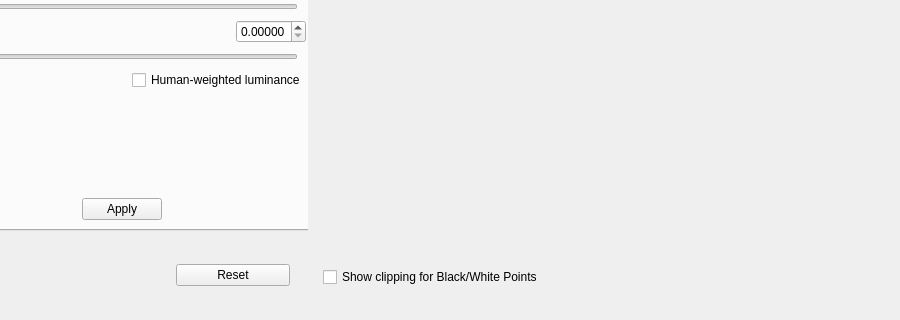
deepskystacker/DSS, file DeepSkyStacker/ui/ProcessingControls.ui: the form before one commit; both pictures show x 93 to 993 and y 98 to 418 of the 993 by 418 pixel window.
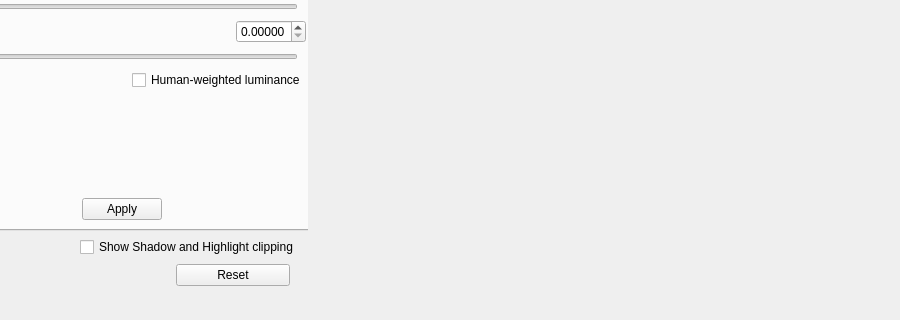
The form after the commit. Icons and pictures are not drawn.

Commit message: Move location of the clipping check-box

```diff
--- a/DeepSkyStacker/ui/ProcessingControls.ui
+++ b/DeepSkyStacker/ui/ProcessingControls.ui
@@ -497,6 +497,16 @@
           </property>
          </spacer>
         </item>
+        <item>
+         <widget class="QCheckBox" name="showClipping">
+          <property name="toolTip">
+           <string>Show pixels below the Black Level as blue and pixels above the White Level as red.</string>
+          </property>
+          <property name="text">
+           <string>Show Shadow and Highlight clipping</string>
+          </property>
+         </widget>
+        </item>
        </layout>
       </item>
       <item>
@@ -568,34 +578,6 @@
     </widget>
    </item>
    <item>
-    <widget class="QWidget" name="widget_2" native="true">
-     <property name="minimumSize">
-      <size>
-       <width>460</width>
-       <height>370</height>
-      </size>
-     </property>
-     <property name="maximumSize">
-      <size>
-       <width>460</width>
-       <height>370</height>
-      </size>
-     </property>
-     <layout class="QVBoxLayout" name="verticalLayout_4">
-      <item>
-       <spacer name="verticalSpacer_6">
-        <property name="orientation">
-         <enum>Qt::Orientation::Vertical</enum>
-        </property>
-        <property name="sizeHint" stdset="0">
-         <size>
-          <width>20</width>
-          <height>10</height>
-         </size>
-        </property>
-       </spacer>
-      </item>
-      <item>
        <widget class="QLabel" name="histogram">
         <property name="minimumSize">
          <size>
@@ -612,19 +594,6 @@
         <property name="text">
          <string notr="true"/>
         </property>
-       </widget>
-      </item>
-      <item>
-       <widget class="QCheckBox" name="showClipping">
-        <property name="toolTip">
-         <string>Show pixels below the Black Level as blue and pixels above the White Level as red.</string>
-        </property>
-        <property name="text">
-         <string>Show clipping for Black/White Points</string>
-        </property>
-       </widget>
-      </item>
-     </layout>
     </widget>
    </item>
    <item>
```
Lines whose indentation alone changed are shown as unchanged.
